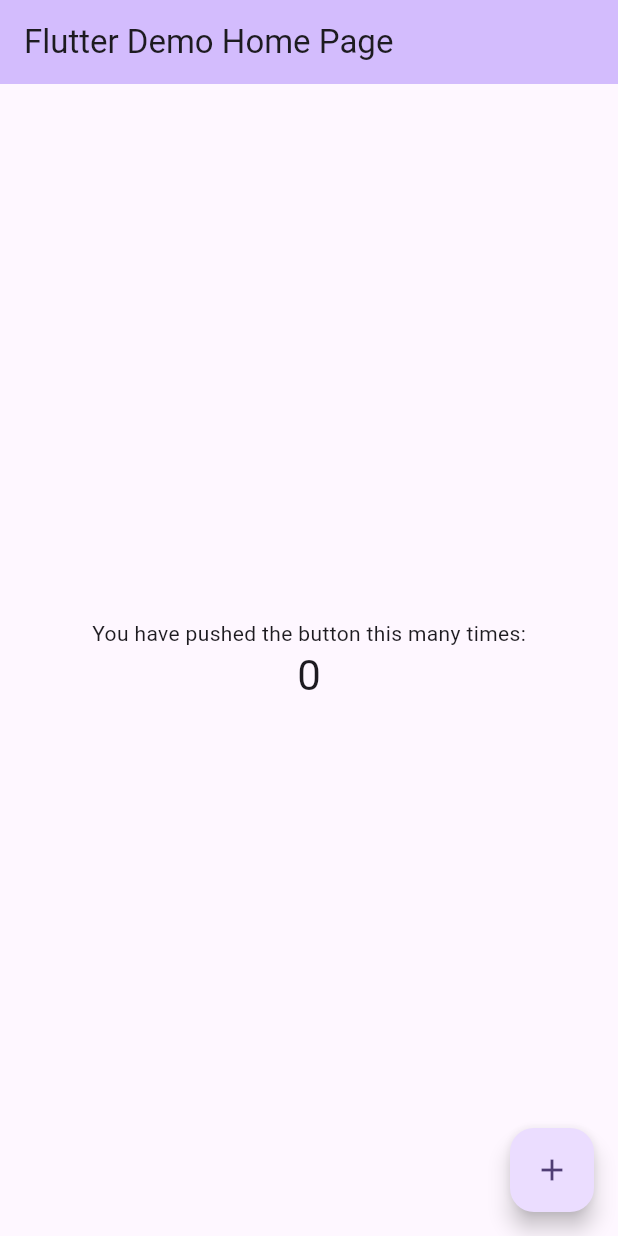
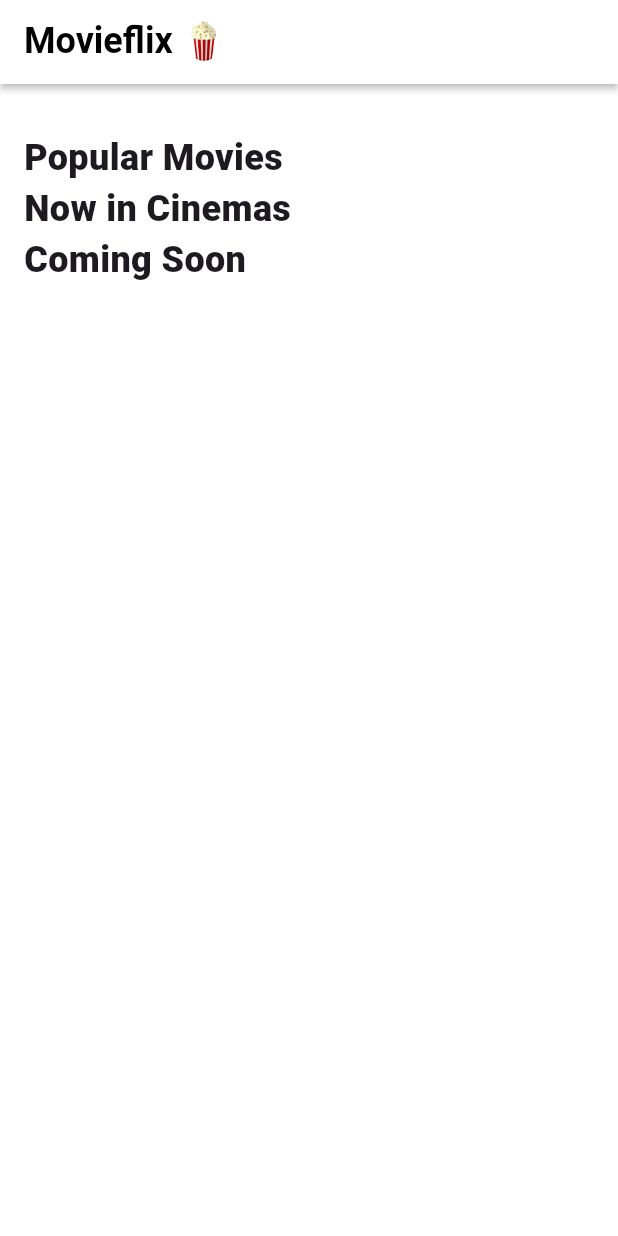
Before and after one commit to hchannni/nomadcoders_flutter_study, a Flutter app: the screen it shows after launch, on a phone screen of 412 x 824 dp. Run offline on Flutter 3.47's test engine with Material 3 defaults, Android fonts, the light colour scheme and no system bars.

Commit message:
Feat: Home Screen 뼈대 구현

```diff
--- a/movieflix/lib/main.dart
+++ b/movieflix/lib/main.dart
@@ -1,125 +1,17 @@
 import 'package:flutter/material.dart';
+import 'package:movieflix/screens/home_screen.dart';
 
 void main() {
-  runApp(const MyApp());
+  runApp(App());
 }
 
-class MyApp extends StatelessWidget {
-  const MyApp({super.key});
+class App extends StatelessWidget {
+  const App({super.key});
 
-  // This widget is the root of your application.
   @override
   Widget build(BuildContext context) {
     return MaterialApp(
-      title: 'Flutter Demo',
-      theme: ThemeData(
-        // This is the theme of your application.
-        //
-        // TRY THIS: Try running your application with "flutter run". You'll see
-        // the application has a purple toolbar. Then, without quitting the app,
-        // try changing the seedColor in the colorScheme below to Colors.green
-        // and then invoke "hot reload" (save your changes or press the "hot
-        // reload" button in a Flutter-supported IDE, or press "r" if you used
-        // the command line to start the app).
-        //
-        // Notice that the counter didn't reset back to zero; the application
-        // state is not lost during the reload. To reset the state, use hot
-        // restart instead.
-        //
-        // This works for code too, not just values: Most code changes can be
-        // tested with just a hot reload.
-        colorScheme: ColorScheme.fromSeed(seedColor: Colors.deepPurple),
-        useMaterial3: true,
-      ),
-      home: const MyHomePage(title: 'Flutter Demo Home Page'),
+      home: HomeScreen(),
     );
   }
 }
-
-class MyHomePage extends StatefulWidget {
-  const MyHomePage({super.key, required this.title});
-
-  // This widget is the home page of your application. It is stateful, meaning
-  // that it has a State object (defined below) that contains fields that affect
-  // how it looks.
-
-  // This class is the configuration for the state. It holds the values (in this
-  // case the title) provided by the parent (in this case the App widget) and
-  // used by the build method of the State. Fields in a Widget subclass are
-  // always marked "final".
-
-  final String title;
-
-  @override
-  State<MyHomePage> createState() => _MyHomePageState();
-}
-
-class _MyHomePageState extends State<MyHomePage> {
-  int _counter = 0;
-
-  void _incrementCounter() {
-    setState(() {
-      // This call to setState tells the Flutter framework that something has
-      // changed in this State, which causes it to rerun the build method below
-      // so that the display can reflect the updated values. If we changed
-      // _counter without calling setState(), then the build method would not be
-      // called again, and so nothing would appear to happen.
-      _counter++;
-    });
-  }
-
-  @override
-  Widget build(BuildContext context) {
-    // This method is rerun every time setState is called, for instance as done
-    // by the _incrementCounter method above.
-    //
-    // The Flutter framework has been optimized to make rerunning build methods
-    // fast, so that you can just rebuild anything that needs updating rather
-    // than having to individually change instances of widgets.
-    return Scaffold(
-      appBar: AppBar(
-        // TRY THIS: Try changing the color here to a specific color (to
-        // Colors.amber, perhaps?) and trigger a hot reload to see the AppBar
-        // change color while the other colors stay the same.
-        backgroundColor: Theme.of(context).colorScheme.inversePrimary,
-        // Here we take the value from the MyHomePage object that was created by
-        // the App.build method, and use it to set our appbar title.
-        title: Text(widget.title),
-      ),
-      body: Center(
-        // Center is a layout widget. It takes a single child and positions it
-        // in the middle of the parent.
-        child: Column(
-          // Column is also a layout widget. It takes a list of children and
-          // arranges them vertically. By default, it sizes itself to fit its
-          // children horizontally, and tries to be as tall as its parent.
-          //
-          // Column has various properties to control how it sizes itself and
-          // how it positions its children. Here we use mainAxisAlignment to
-          // center the children vertically; the main axis here is the vertical
-          // axis because Columns are vertical (the cross axis would be
-          // horizontal).
-          //
-          // TRY THIS: Invoke "debug painting" (choose the "Toggle Debug Paint"
-          // action in the IDE, or press "p" in the console), to see the
-          // wireframe for each widget.
-          mainAxisAlignment: MainAxisAlignment.center,
-          children: <Widget>[
-            const Text(
-              'You have pushed the button this many times:',
-            ),
-            Text(
-              '$_counter',
-              style: Theme.of(context).textTheme.headlineMedium,
-            ),
-          ],
-        ),
-      ),
-      floatingActionButton: FloatingActionButton(
-        onPressed: _incrementCounter,
-        tooltip: 'Increment',
-        child: const Icon(Icons.add),
-      ), // This trailing comma makes auto-formatting nicer for build methods.
-    );
-  }
-}
--- /dev/null
+++ b/movieflix/lib/screens/home_screen.dart
@@ -0,0 +1,58 @@
+import 'package:flutter/material.dart';
+
+class HomeScreen extends StatelessWidget {
+  const HomeScreen({super.key});
+
+  @override
+  Widget build(BuildContext context) {
+    return Scaffold(
+      backgroundColor: Colors.white,
+      appBar: AppBar(
+        title: Text(
+          "Movieflix 🍿",
+          style: TextStyle(
+            fontSize: 24,
+            fontWeight: FontWeight.w600,
+          ),
+        ),
+        elevation: 2,
+        foregroundColor: Colors.black,
+        backgroundColor: Colors.white,
+        surfaceTintColor: Colors.white,
+        shadowColor: Colors.black,
+      ),
+      body: Padding(
+        padding: EdgeInsets.symmetric(
+          horizontal: 16,
+          vertical: 32,
+        ),
+        child: Column(
+          crossAxisAlignment: CrossAxisAlignment.start,
+          children: [
+            Text(
+              'Popular Movies',
+              style: TextStyle(
+                fontSize: 24,
+                fontWeight: FontWeight.w800,
+              ),
+            ),
+            Text(
+              'Now in Cinemas',
+              style: TextStyle(
+                fontSize: 24,
+                fontWeight: FontWeight.w800,
+              ),
+            ),
+            Text(
+              'Coming Soon',
+              style: TextStyle(
+                fontSize: 24,
+                fontWeight: FontWeight.w800,
+              ),
+            ),
+          ],
+        ),
+      ),
+    );
+  }
+}
```
